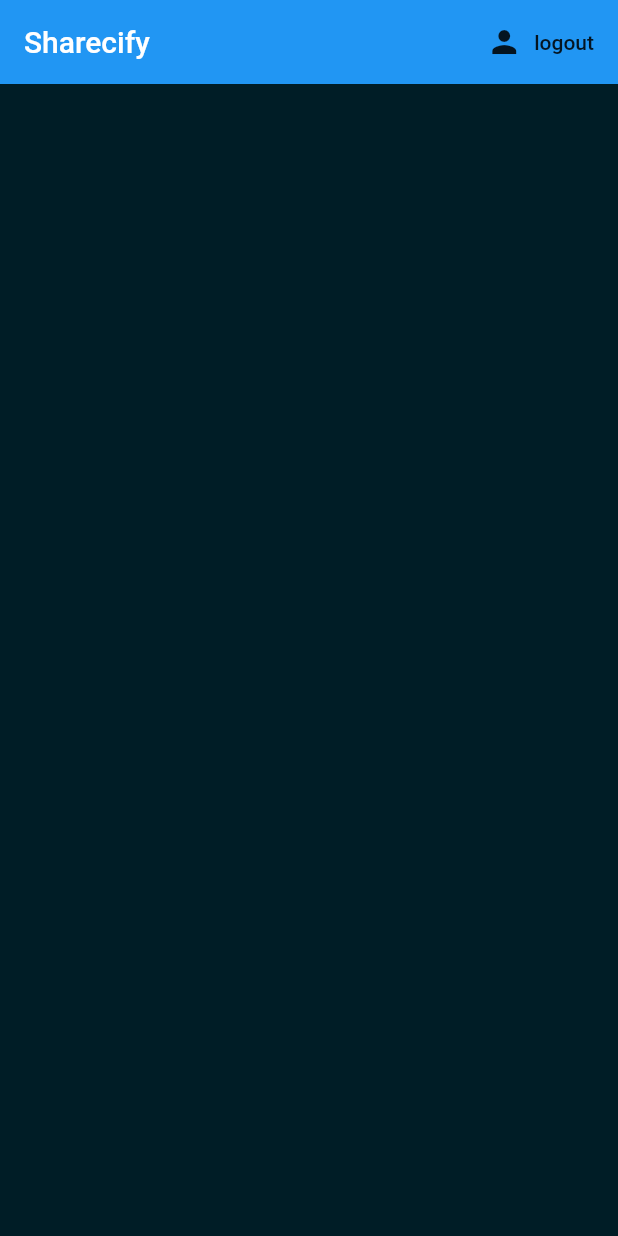
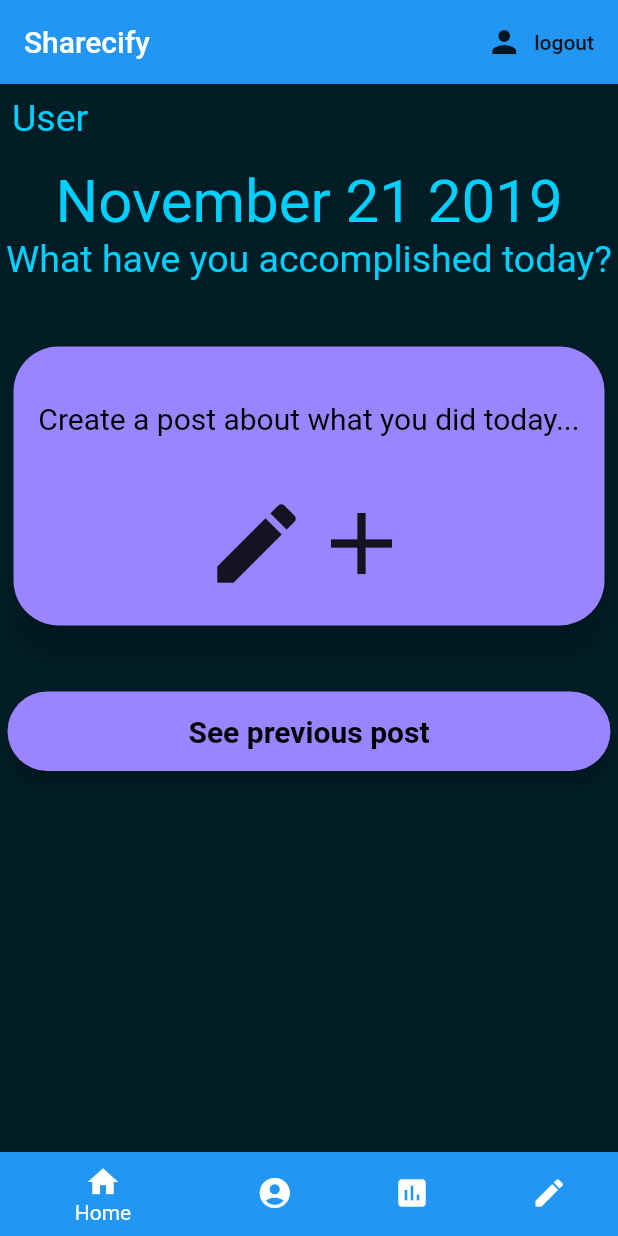
Before and after one commit to Hanker00/School_app_flutter, a Flutter app: the screen it shows once a user with an empty profile is signed in, on a phone screen of 412 x 824 dp. Run offline on Flutter 3.47's test engine with Material 2 defaults, Android fonts, the phone set to English and light mode, and no system bars; our stand-ins replace cloud_firestore, firebase_auth, flutter_spinkit; accounts and stored records are empty; Roboto replaces fonts that are missing (Montserrat).

Commit message:
Added a design home page and fixed user authentication with firebase

```diff
--- /dev/null
+++ b/lib/screens/home/destination.dart
@@ -0,0 +1,15 @@
+import 'package:flutter/material.dart';
+
+class Destination {
+  const Destination(this.title, this.icon, this.color);
+  final String title;
+  final IconData icon;
+  final MaterialColor color;
+}
+
+const List<Destination> allDestinations = <Destination>[
+  Destination('Home', Icons.home, Colors.blue),
+  Destination('Account', Icons.account_circle, Colors.blue),
+  Destination('Post', Icons.assessment, Colors.blue),
+  Destination('Statistics', Icons.create, Colors.blue)
+];
--- a/lib/screens/home/homepage.dart
+++ b/lib/screens/home/homepage.dart
@@ -1,6 +1,7 @@
 import 'package:flutter/material.dart';
 import 'package:school_project/screens/services/auth.dart';
-import 'package:school_project/screens/services/auth.dart';
+
+import 'destination.dart';
 
 class Home extends StatefulWidget {
   @override
@@ -8,10 +9,14 @@ class Home extends StatefulWidget {
 }
 
 class _HomeState extends State<Home> {
-
   final AuthService _auth = AuthService();
+  int _currentIndex = 0;
+  Color purpleColor = Color.fromRGBO(155, 132, 255, 100);
 
   Color mainColor = Color.fromRGBO(0, 29, 38, 100);
+  Color blueText = Color.fromRGBO(0, 207, 255, 100);
+  TextStyle style = TextStyle(fontFamily: 'Montserrat', fontSize: 20.0);
+
   @override
   Widget build(BuildContext context) {
     return Scaffold(
@@ -27,10 +32,124 @@ class _HomeState extends State<Home> {
             onPressed: () async {
               await _auth.signOut();
             },
-          )
+          ),
         ],
-      )
+      ),
+      body: Container(
+        child: Column(
+          children: <Widget>[
+            Row(
+              children: <Widget>[
+                Padding(
+                  padding: const EdgeInsets.all(8.0),
+                  child: Text(
+                    "User",
+                    style: TextStyle(color: blueText, fontSize: 25.0),
+                    textAlign: TextAlign.left,
+                  ),
+                ),
+              ],
+            ),
+            SizedBox(height: 10.0),
+            Row(
+              mainAxisAlignment: MainAxisAlignment.center,
+              children: <Widget>[
+                Text(
+                  "November 21 2019",
+                  style: TextStyle(
+                    color: blueText,
+                    fontSize: 40.0,
+                  ),
+                ),
+              ],
+            ),
+            Row(
+              mainAxisAlignment: MainAxisAlignment.center,
+              children: <Widget>[
+                Text(
+                  "What have you accomplished today?",
+                  style: TextStyle(
+                    color: blueText,
+                    fontSize: 25.0,
+                  ),
+                ),
+              ],
+            ),
+            SizedBox(height: 20.0),
+            InkWell(
+              onTap: () {},
+              child: Padding(
+                padding: const EdgeInsets.fromLTRB(5, 20, 5, 20),
+                child: Card(
+                  shape: RoundedRectangleBorder(
+                    borderRadius: BorderRadius.circular(30.0),
+                  ),
+                  color: purpleColor,
+                  elevation: 10,
+                  child: Column(
+                    mainAxisSize: MainAxisSize.min,
+                    children: <Widget>[
+                      SizedBox(height: 20.0),
+                      const ListTile(
+                        title: Text('Create a post about what you did today...',
+                            textAlign: TextAlign.center,
+                            style:
+                                TextStyle(color: Colors.black, fontSize: 20.0)),
+                      ),
+                      SizedBox(height: 20.0),
+                      Row(
+                        mainAxisAlignment: MainAxisAlignment.center,
+                        children: <Widget>[
+                          Icon(
+                            Icons.create,
+                            size: 70.0,
+                          ),
+                          Icon(
+                            Icons.add,
+                            size: 70.0,
+                          )
+                        ],
+                      ),
+                      SizedBox(height: 20.0),
+                    ],
+                  ),
+                ),
+              ),
+            ),
+            Padding(
+              padding: const EdgeInsets.fromLTRB(5, 20, 5, 20),
+              child: Material(
+                elevation: 5.0,
+                borderRadius: BorderRadius.circular(30.0),
+                color: purpleColor,
+                child: MaterialButton(
+                  minWidth: MediaQuery.of(context).size.width,
+                  padding: EdgeInsets.fromLTRB(20.0, 15.0, 20.0, 15.0),
+                  onPressed: () {},
+                  child: Text("See previous post",
+                      textAlign: TextAlign.center,
+                      style: style.copyWith(
+                          color: Colors.black, fontWeight: FontWeight.bold, fontSize: 20.0)),
+                ),
+              ),
+            ),
+          ],
+        ),
+      ),
+      bottomNavigationBar: BottomNavigationBar(
+        currentIndex: _currentIndex,
+        onTap: (int index) {
+          setState(() {
+            _currentIndex = index;
+          });
+        },
+        items: allDestinations.map((Destination destination) {
+          return BottomNavigationBarItem(
+              icon: Icon(destination.icon),
+              backgroundColor: destination.color,
+              title: Text(destination.title));
+        }).toList(),
+      ),
     );
-
+  }
 }
-}
--- a/lib/screens/services/auth.dart
+++ b/lib/screens/services/auth.dart
@@ -32,6 +32,17 @@ class AuthService {
   }
 
   // Sign in with Email & passowrd
+  Future signInWithEmailAndPassword(String email, String password) async {
+    try {
+      AuthResult result = await _auth.signInWithEmailAndPassword(email: email, password: password);
+      FirebaseUser user = result.user;
+      return _userFromFirebaseUser(user);
+
+    } catch(e) {
+      print(e.toString());
+      return null;
+    }
+  }
 
   // register with email & password
   Future registerWithEmailAndPassword(String email, String password) async {
--- a/pubspec.yaml
+++ b/pubspec.yaml
@@ -26,6 +26,7 @@ dependencies:
   firebase_auth: ^0.14.0+5
   cloud_firestore: ^0.12.9+6
   provider: ^3.1.0+1
+  flutter_spinkit: "^4.0.0"
 
 dev_dependencies:
   flutter_test:
```
Also changed, not shown: lib/screens/authentication/login.dart (+24 -9 lines), lib/screens/authentication/register.dart (+9 -2 lines), lib/screens/services/database.dart (added, +8 -0 lines), lib/shared/loading.dart (added, +20 -0 lines), pubspec.lock.
